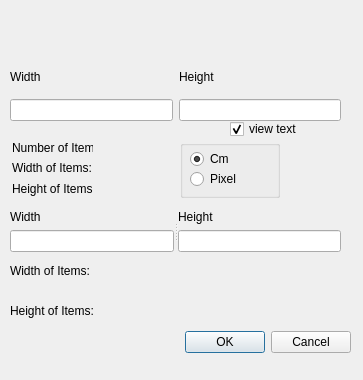
Before: the Qt Designer form src/meshlabplugins/editslice/svgpro.ui in cnr-isti-vclab/meshlab, drawn with Qt 5.
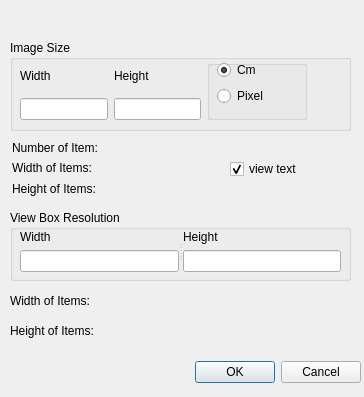
After: the same form once the commit is applied.

Commit message: Default button works good, and dialog compatibility with other OS

Patch:
```diff
--- a/src/meshlabplugins/editslice/svgpro.ui
+++ b/src/meshlabplugins/editslice/svgpro.ui
@@ -5,8 +5,8 @@
    <rect>
     <x>0</x>
     <y>0</y>
-    <width>363</width>
-    <height>380</height>
+    <width>364</width>
+    <height>397</height>
    </rect>
   </property>
   <property name="windowTitle" >
@@ -15,8 +15,8 @@
   <widget class="QSplitter" name="splitter_4" >
    <property name="geometry" >
     <rect>
-     <x>110</x>
-     <y>330</y>
+     <x>120</x>
+     <y>360</y>
      <width>241</width>
      <height>25</height>
     </rect>
@@ -33,11 +33,11 @@
     </property>
    </widget>
   </widget>
-  <widget class="QWidget" name="" >
+  <widget class="QWidget" name="layoutWidget" >
    <property name="geometry" >
     <rect>
      <x>10</x>
-     <y>300</y>
+     <y>320</y>
      <width>341</width>
      <height>22</height>
     </rect>
@@ -61,27 +61,11 @@
     </item>
    </layout>
   </widget>
-  <widget class="QCheckBox" name="view_text" >
-   <property name="geometry" >
-    <rect>
-     <x>230</x>
-     <y>120</y>
-     <width>71</width>
-     <height>18</height>
-    </rect>
-   </property>
-   <property name="text" >
-    <string>view text</string>
-   </property>
-   <property name="checked" >
-    <bool>true</bool>
-   </property>
-  </widget>
-  <widget class="QWidget" name="" >
+  <widget class="QWidget" name="layoutWidget" >
    <property name="geometry" >
     <rect>
      <x>10</x>
-     <y>260</y>
+     <y>290</y>
      <width>341</width>
      <height>22</height>
     </rect>
@@ -105,13 +89,80 @@
     </item>
    </layout>
   </widget>
+  <widget class="QWidget" name="layoutWidget" >
+   <property name="geometry" >
+    <rect>
+     <x>12</x>
+     <y>140</y>
+     <width>161</width>
+     <height>56</height>
+    </rect>
+   </property>
+   <layout class="QGridLayout" >
+    <property name="margin" >
+     <number>0</number>
+    </property>
+    <property name="spacing" >
+     <number>6</number>
+    </property>
+    <item row="0" column="0" >
+     <widget class="QLabel" name="label" >
+      <property name="text" >
+       <string>Number of Item:</string>
+      </property>
+     </widget>
+    </item>
+    <item row="0" column="1" >
+     <widget class="QLabel" name="numPlane" >
+      <property name="minimumSize" >
+       <size>
+        <width>50</width>
+        <height>0</height>
+       </size>
+      </property>
+     </widget>
+    </item>
+    <item row="1" column="0" >
+     <widget class="QLabel" name="label_7" >
+      <property name="text" >
+       <string>Width of Items:</string>
+      </property>
+     </widget>
+    </item>
+    <item row="1" column="1" >
+     <widget class="QLabel" name="WidthLabel" />
+    </item>
+    <item row="2" column="0" >
+     <widget class="QLabel" name="label_8" >
+      <property name="text" >
+       <string>Height of Items:</string>
+      </property>
+     </widget>
+    </item>
+    <item row="2" column="1" >
+     <widget class="QLabel" name="HeightLabel" />
+    </item>
+   </layout>
+  </widget>
+  <widget class="QGroupBox" name="groupBox" >
+   <property name="geometry" >
+    <rect>
+     <x>10</x>
+     <y>40</y>
+     <width>341</width>
+     <height>91</height>
+    </rect>
+   </property>
+   <property name="title" >
+    <string>Image Size</string>
+   </property>
   <widget class="QWidget" name="" >
    <property name="geometry" >
     <rect>
      <x>10</x>
-     <y>60</y>
-     <width>331</width>
-     <height>61</height>
+      <y>20</y>
+      <width>321</width>
+      <height>60</height>
     </rect>
    </property>
    <layout class="QHBoxLayout" >
@@ -161,13 +212,95 @@
       </item>
      </layout>
     </item>
-   </layout>
+     <item>
+      <layout class="QHBoxLayout" >
+       <property name="margin" >
+        <number>0</number>
+       </property>
+       <property name="spacing" >
+        <number>6</number>
+       </property>
+       <item>
+        <widget class="QGroupBox" name="groupBox_3" >
+         <property name="minimumSize" >
+          <size>
+           <width>100</width>
+           <height>0</height>
+          </size>
+         </property>
+         <widget class="QWidget" name="" >
+          <property name="geometry" >
+           <rect>
+            <x>10</x>
+            <y>0</y>
+            <width>71</width>
+            <height>61</height>
+           </rect>
+          </property>
+          <layout class="QVBoxLayout" >
+           <property name="margin" >
+            <number>0</number>
+           </property>
+           <property name="spacing" >
+            <number>6</number>
+           </property>
+           <item>
+            <widget class="QRadioButton" name="cm_choose" >
+             <property name="text" >
+              <string>Cm</string>
+             </property>
+             <property name="checked" >
+              <bool>true</bool>
+             </property>
+            </widget>
+           </item>
+           <item>
+            <widget class="QRadioButton" name="pixel_choose" >
+             <property name="text" >
+              <string>Pixel</string>
+             </property>
+            </widget>
+           </item>
+           <item>
+            <spacer>
+             <property name="orientation" >
+              <enum>Qt::Vertical</enum>
+             </property>
+             <property name="sizeHint" >
+              <size>
+               <width>20</width>
+               <height>40</height>
+              </size>
+             </property>
+            </spacer>
+           </item>
+          </layout>
+         </widget>
+        </widget>
+       </item>
+       <item>
+        <spacer>
+         <property name="orientation" >
+          <enum>Qt::Horizontal</enum>
+         </property>
+         <property name="sizeHint" >
+          <size>
+           <width>54</width>
+           <height>56</height>
+          </size>
+         </property>
+        </spacer>
+       </item>
+      </layout>
+     </item>
+    </layout>
+   </widget>
   </widget>
   <widget class="QLabel" name="TitleLabel" >
    <property name="geometry" >
     <rect>
-     <x>0</x>
-     <y>20</y>
+     <x>10</x>
+     <y>10</y>
      <width>351</width>
      <height>29</height>
     </rect>
@@ -184,144 +317,31 @@
     </font>
    </property>
   </widget>
-  <widget class="QWidget" name="" >
-   <property name="geometry" >
-    <rect>
-     <x>180</x>
-     <y>140</y>
-     <width>162</width>
-     <height>58</height>
-    </rect>
-   </property>
-   <layout class="QHBoxLayout" >
-    <property name="margin" >
-     <number>0</number>
-    </property>
-    <property name="spacing" >
-     <number>6</number>
-    </property>
-    <item>
-     <widget class="QGroupBox" name="groupBox_3" >
-      <property name="minimumSize" >
-       <size>
-        <width>100</width>
-        <height>0</height>
-       </size>
-      </property>
-      <widget class="QRadioButton" name="cm_choose" >
-       <property name="geometry" >
-        <rect>
-         <x>10</x>
-         <y>10</y>
-         <width>41</width>
-         <height>18</height>
-        </rect>
-       </property>
-       <property name="text" >
-        <string>Cm</string>
-       </property>
-       <property name="checked" >
-        <bool>true</bool>
-       </property>
-      </widget>
-      <widget class="QRadioButton" name="pixel_choose" >
-       <property name="geometry" >
-        <rect>
-         <x>10</x>
-         <y>30</y>
-         <width>51</width>
-         <height>18</height>
-        </rect>
-       </property>
-       <property name="text" >
-        <string>Pixel</string>
-       </property>
-      </widget>
-     </widget>
-    </item>
-    <item>
-     <spacer>
-      <property name="orientation" >
-       <enum>Qt::Horizontal</enum>
-      </property>
-      <property name="sizeHint" >
-       <size>
-        <width>54</width>
-        <height>56</height>
-       </size>
-      </property>
-     </spacer>
-    </item>
-   </layout>
-  </widget>
-  <widget class="QWidget" name="" >
-   <property name="geometry" >
-    <rect>
-     <x>12</x>
-     <y>140</y>
-     <width>137</width>
-     <height>56</height>
-    </rect>
-   </property>
-   <layout class="QGridLayout" >
-    <property name="margin" >
-     <number>0</number>
-    </property>
-    <property name="spacing" >
-     <number>6</number>
-    </property>
-    <item row="0" column="0" >
-     <widget class="QLabel" name="label" >
-      <property name="text" >
-       <string>Number of Item:</string>
-      </property>
-     </widget>
-    </item>
-    <item row="0" column="1" >
-     <widget class="QLabel" name="numPlane" >
-      <property name="minimumSize" >
-       <size>
-        <width>50</width>
-        <height>0</height>
-       </size>
-      </property>
-     </widget>
-    </item>
-    <item row="1" column="0" >
-     <widget class="QLabel" name="label_7" >
-      <property name="text" >
-       <string>Width of Items:</string>
-      </property>
-     </widget>
-    </item>
-    <item row="1" column="1" >
-     <widget class="QLabel" name="WidthLabel" />
-    </item>
-    <item row="2" column="0" >
-     <widget class="QLabel" name="label_8" >
-      <property name="text" >
-       <string>Height of Items:</string>
-      </property>
-     </widget>
-    </item>
-    <item row="2" column="1" >
-     <widget class="QLabel" name="HeightLabel" />
-    </item>
-   </layout>
-  </widget>
-  <widget class="QSplitter" name="splitter" >
+  <widget class="QGroupBox" name="groupBox_2" >
    <property name="geometry" >
     <rect>
      <x>10</x>
      <y>210</y>
-     <width>331</width>
+     <width>341</width>
+     <height>71</height>
+    </rect>
+   </property>
+   <property name="title" >
+    <string>View Box Resolution</string>
+   </property>
+   <widget class="QSplitter" name="splitter" >
+    <property name="geometry" >
+     <rect>
+      <x>10</x>
+      <y>20</y>
+      <width>321</width>
      <height>42</height>
     </rect>
    </property>
    <property name="orientation" >
     <enum>Qt::Horizontal</enum>
    </property>
-   <widget class="QWidget" name="" >
+    <widget class="QWidget" name="layoutWidget" >
     <layout class="QVBoxLayout" >
      <property name="margin" >
       <number>0</number>
@@ -341,7 +361,7 @@
      </item>
     </layout>
    </widget>
-   <widget class="QWidget" name="" >
+    <widget class="QWidget" name="layoutWidget" >
     <layout class="QVBoxLayout" >
      <property name="margin" >
       <number>0</number>
@@ -361,6 +381,23 @@
      </item>
     </layout>
    </widget>
+   </widget>
+  </widget>
+  <widget class="QCheckBox" name="view_text" >
+   <property name="geometry" >
+    <rect>
+     <x>230</x>
+     <y>160</y>
+     <width>71</width>
+     <height>18</height>
+    </rect>
+   </property>
+   <property name="text" >
+    <string>view text</string>
+   </property>
+   <property name="checked" >
+    <bool>true</bool>
+   </property>
   </widget>
  </widget>
  <layoutdefault spacing="6" margin="11" />
```
Lines whose indentation alone changed are shown as unchanged. The commit also changes 2 other files.
